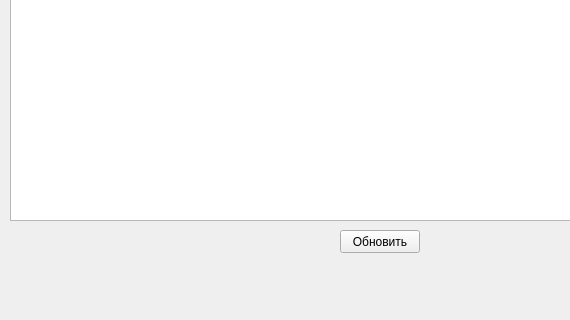
The window that main.ui (eledays/coffee) describes before a commit, drawn with Qt 5; both pictures show x 0 to 570 and y 280 to 600 of the 800 by 600 pixel window.
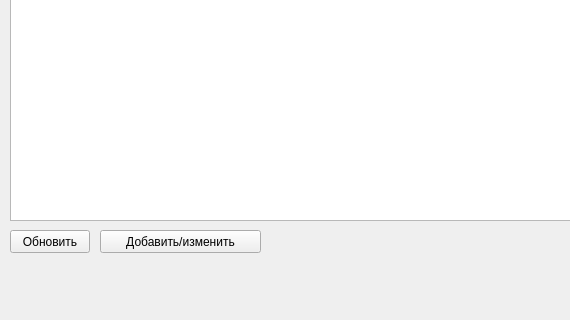
The same window after the commit.

The edit to the form file:
```diff
--- a/main.ui
+++ b/main.ui
@@ -17,7 +17,7 @@
    <widget class="QPushButton" name="refreshBtn">
     <property name="geometry">
      <rect>
-      <x>340</x>
+      <x>10</x>
       <y>510</y>
       <width>80</width>
       <height>23</height>
@@ -37,6 +37,19 @@
      </rect>
     </property>
    </widget>
+   <widget class="QPushButton" name="editBtn">
+    <property name="geometry">
+     <rect>
+      <x>100</x>
+      <y>510</y>
+      <width>161</width>
+      <height>23</height>
+     </rect>
+    </property>
+    <property name="text">
+     <string>Добавить/изменить</string>
+    </property>
+   </widget>
   </widget>
   <widget class="QMenuBar" name="menubar">
    <property name="geometry">
```
